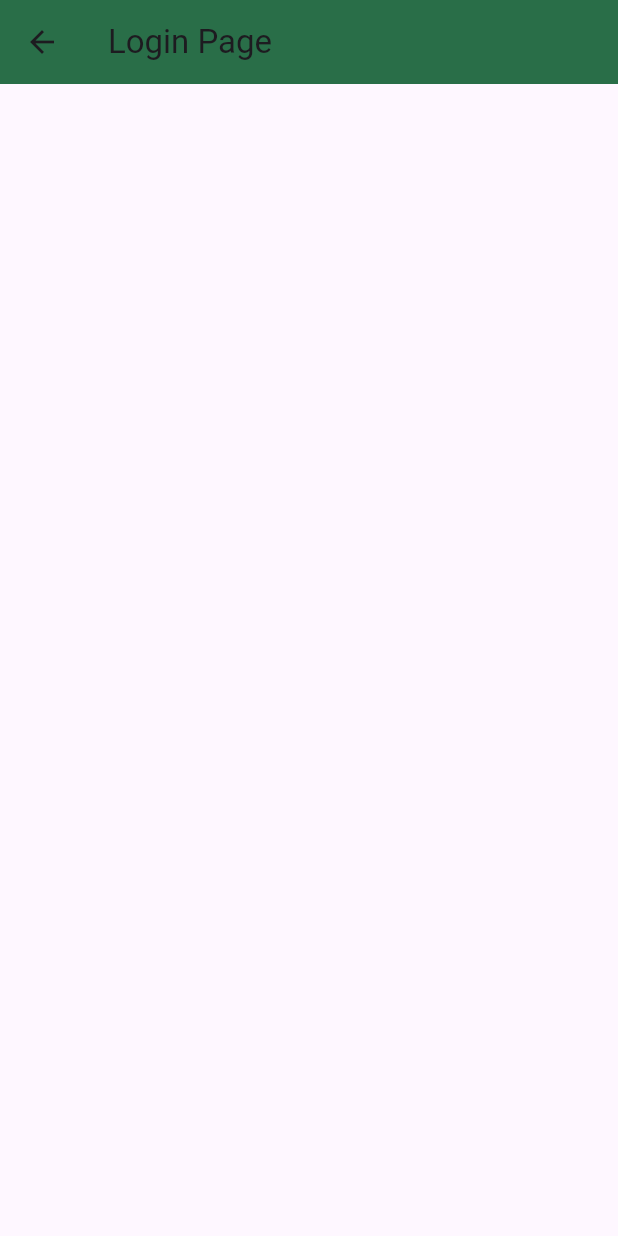
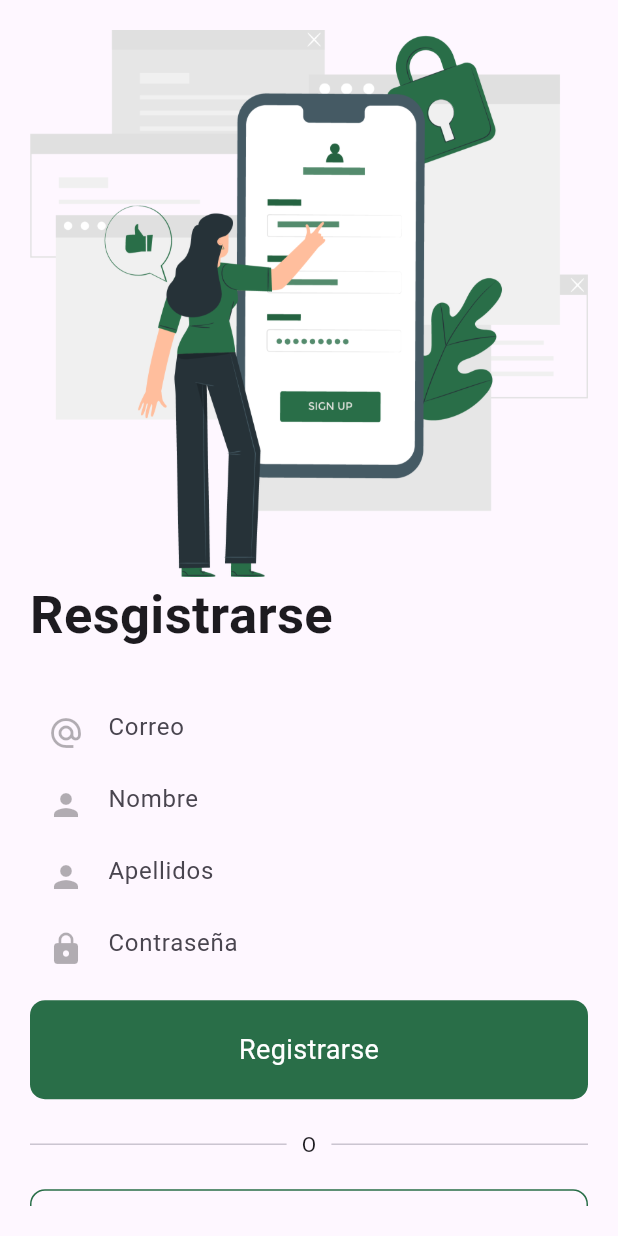
Before and after one commit to Maricarmen5-31/GardenMateFlutter, a Flutter app: the Register screen opened directly, on a phone screen of 412 x 824 dp. Run offline on Flutter 3.47's test engine with Material 3 defaults, Android fonts, the phone set to English and light mode, and no system bars; our stand-ins replace page_transition.

Commit message:
register screen

```diff
--- a/lib/screens/login_screen.dart
+++ b/lib/screens/login_screen.dart
@@ -1,6 +1,8 @@
 import 'package:flutter/material.dart';
+import 'package:garden_mate/screens/register_screen.dart';
 import 'package:garden_mate/utils/constants.dart';
 import 'package:garden_mate/widgets/custom_textfield.dart';
+import 'package:page_transition/page_transition.dart';
 
 
 class Login extends StatelessWidget {
@@ -44,11 +46,12 @@ class Login extends StatelessWidget {
               ),
               GestureDetector(
                 onTap: () {
-                  /*Navigator.pushReplacement(
+                  Navigator.pushReplacement(
                       context,
                       PageTransition(
-                          child: const RootPage(),
-                          type: PageTransitionType.bottomToTop));*/
+                          child: const Register(),//RootPage(),
+                          type: PageTransitionType.bottomToTop)
+                  );
                 },
                 child: Container(
                   width: size.width,
@@ -74,11 +77,12 @@ class Login extends StatelessWidget {
               ),
               GestureDetector(
                 onTap: () {
-                  /*Navigator.pushReplacement(
+                  Navigator.pushReplacement(
                       context,
                       PageTransition(
-                          child: const ForgotPassword(),
-                          type: PageTransitionType.bottomToTop));*/
+                          child: const Register(),//ForgotPassword(),
+                          type: PageTransitionType.bottomToTop)
+                  );
                 },
                 child: Center(
                   child: Text.rich(
@@ -144,11 +148,12 @@ class Login extends StatelessWidget {
               ),
               GestureDetector(
                 onTap: () {
-                  //Navigator.pushReplacement(
-                    //  context,
-                      //PageTransition(
-                        //  child: const SignUp(),
-                          //type: PageTransitionType.bottomToTop));
+                  Navigator.pushReplacement(
+                      context,
+                      PageTransition(
+                          child: const Register(),
+                          type: PageTransitionType.bottomToTop)
+                  );
                 },
                 child: Center(
                   child: Text.rich(
--- a/lib/screens/register_screen.dart
+++ b/lib/screens/register_screen.dart
@@ -1,15 +1,153 @@
 import 'package:flutter/material.dart';
+import 'package:garden_mate/screens/login_screen.dart';
 import 'package:garden_mate/utils/constants.dart';
+import 'package:garden_mate/widgets/custom_textfield.dart';
+import 'package:page_transition/page_transition.dart';
 
 class Register extends StatelessWidget {
   const Register({super.key});
 
   @override
   Widget build(BuildContext context) {
+    Size size = MediaQuery.of(context).size;
+
     return Scaffold(
-      appBar: AppBar(
-        title: const Text('Login Page'),
-        backgroundColor: Constants.primaryColor,
+      body: Padding(
+        padding: const EdgeInsets.symmetric(vertical: 20, horizontal: 20),
+        child: SingleChildScrollView(
+          child: Column(
+            mainAxisAlignment: MainAxisAlignment.center,
+            crossAxisAlignment: CrossAxisAlignment.start,
+            children: [
+              Image.asset('assets/images/signup.png'),
+              const Text(
+                'Resgistrarse',
+                textAlign: TextAlign.end,
+                style: TextStyle(
+                  fontSize: 35.0,
+                  fontWeight: FontWeight.w700,
+                ),
+              ),
+              const SizedBox(
+                height: 30,
+              ),
+              const CustomTextfield(
+                obscureText: false,
+                hintText: 'Correo',
+                icon: Icons.alternate_email,
+              ),
+              const CustomTextfield(
+                obscureText: false,
+                hintText: 'Nombre',
+                icon: Icons.person,
+              ),
+              const CustomTextfield(
+                obscureText: false,
+                hintText: 'Apellidos',
+                icon: Icons.person,
+              ),
+              const CustomTextfield(
+                obscureText: true,
+                hintText: 'Contraseña',
+                icon: Icons.lock,
+              ),
+              const SizedBox(
+                height: 10,
+              ),
+              GestureDetector(
+                onTap: () {},
+                child: Container(
+                  width: size.width,
+                  decoration: BoxDecoration(
+                    color: Constants.primaryColor,
+                    borderRadius: BorderRadius.circular(10),
+                  ),
+                  padding:
+                      const EdgeInsets.symmetric(horizontal: 10, vertical: 20),
+                  child: const Center(
+                    child: Text(
+                      'Registrarse',
+                      style: TextStyle(
+                        color: Colors.white,
+                        fontSize: 18.0,
+                      ),
+                    ),
+                  ),
+                ),
+              ),
+              const SizedBox(
+                height: 20,
+              ),
+              const Row(
+                children: [
+                  Expanded(child: Divider()),
+                  Padding(
+                    padding: EdgeInsets.symmetric(horizontal: 10),
+                    child: Text('O'),
+                  ),
+                  Expanded(child: Divider()),
+                ],
+              ),
+              const SizedBox(
+                height: 20,
+              ),
+              Container(
+                width: size.width,
+                decoration: BoxDecoration(
+                    border: Border.all(color: Constants.primaryColor),
+                    borderRadius: BorderRadius.circular(10)),
+                padding: const EdgeInsets.symmetric(horizontal: 50, vertical: 15),
+                child: Row(
+                  mainAxisAlignment: MainAxisAlignment.spaceAround,
+                  children: [
+                    SizedBox(
+                      height: 30,
+                      child: Image.asset('assets/images/google.png'),
+                    ),
+                    Text(
+                      'Registrarse con Google',
+                      style: TextStyle(
+                        color: Constants.blackColor,
+                        fontSize: 18.0,
+                      ),
+                    ),
+                  ],
+                ),
+              ),
+              const SizedBox(
+                height: 20,
+              ),
+              GestureDetector(
+                onTap: () {
+                  Navigator.pushReplacement(
+                      context,
+                      PageTransition(
+                          child: const Login(),
+                          type: PageTransitionType.bottomToTop)
+                  );
+                },
+                child: Center(
+                  child: Text.rich(
+                    TextSpan(children: [
+                      TextSpan(
+                        text: '¿Tienes una cuenta? ',
+                        style: TextStyle(
+                          color: Constants.blackColor,
+                        ),
+                      ),
+                      TextSpan(
+                        text: 'Iniciar sesión',
+                        style: TextStyle(
+                          color: Constants.primaryColor,
+                        ),
+                      ),
+                    ]),
+                  ),
+                ),
+              ),
+            ],
+          ),
+        ),
       ),
     );
   }
--- a/pubspec.yaml
+++ b/pubspec.yaml
@@ -30,6 +30,7 @@ environment:
 dependencies:
   flutter:
     sdk: flutter
+  page_transition: ^2.1.0
 
 
   # The following adds the Cupertino Icons font to your application.
```
Also changed, not shown: pubspec.lock.
